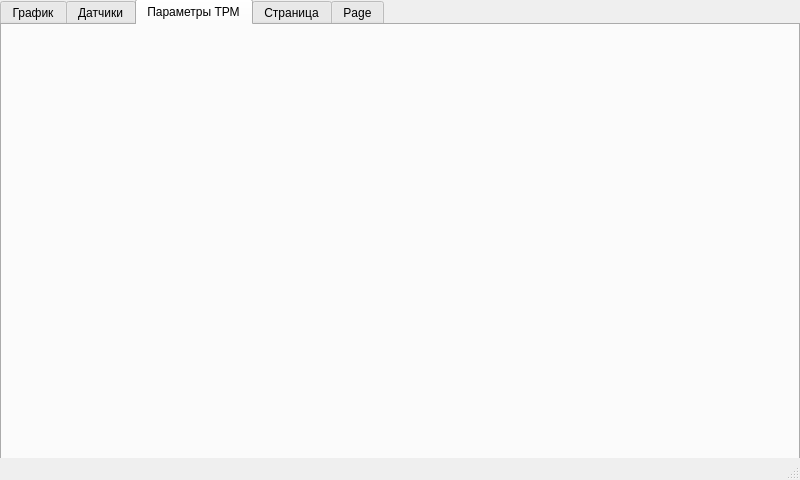
Above: src/dissertation_gui/main_window.ui from Marik28/dissertation before the change. Below: the same form after it.
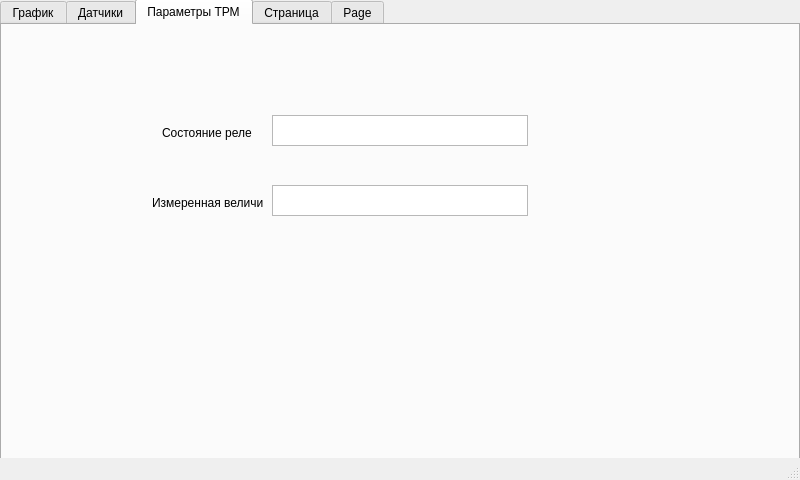
That is the form after the change. The open tabs and pages were chosen to show the change. Custom widgets are drawn as their Qt base class.

```diff
--- a/src/dissertation_gui/main_window.ui
+++ b/src/dissertation_gui/main_window.ui
@@ -242,6 +242,52 @@
      <attribute name="title">
       <string>Параметры ТРМ</string>
      </attribute>
+     <widget class="QLabel" name="label_6">
+      <property name="geometry">
+       <rect>
+        <x>160</x>
+        <y>100</y>
+        <width>91</width>
+        <height>16</height>
+       </rect>
+      </property>
+      <property name="text">
+       <string>Состояние реле</string>
+      </property>
+     </widget>
+     <widget class="QTextBrowser" name="trm_relay_output_text">
+      <property name="geometry">
+       <rect>
+        <x>270</x>
+        <y>90</y>
+        <width>256</width>
+        <height>31</height>
+       </rect>
+      </property>
+     </widget>
+     <widget class="QLabel" name="label_7">
+      <property name="geometry">
+       <rect>
+        <x>150</x>
+        <y>170</y>
+        <width>111</width>
+        <height>16</height>
+       </rect>
+      </property>
+      <property name="text">
+       <string>Измеренная величина</string>
+      </property>
+     </widget>
+     <widget class="QTextBrowser" name="trm_measured_temp_text">
+      <property name="geometry">
+       <rect>
+        <x>270</x>
+        <y>160</y>
+        <width>256</width>
+        <height>31</height>
+       </rect>
+      </property>
+     </widget>
     </widget>
     <widget class="QWidget" name="settings_tab">
      <attribute name="title">
```
Left out of the diff: 2 changed lines with no effect on the pictures.
